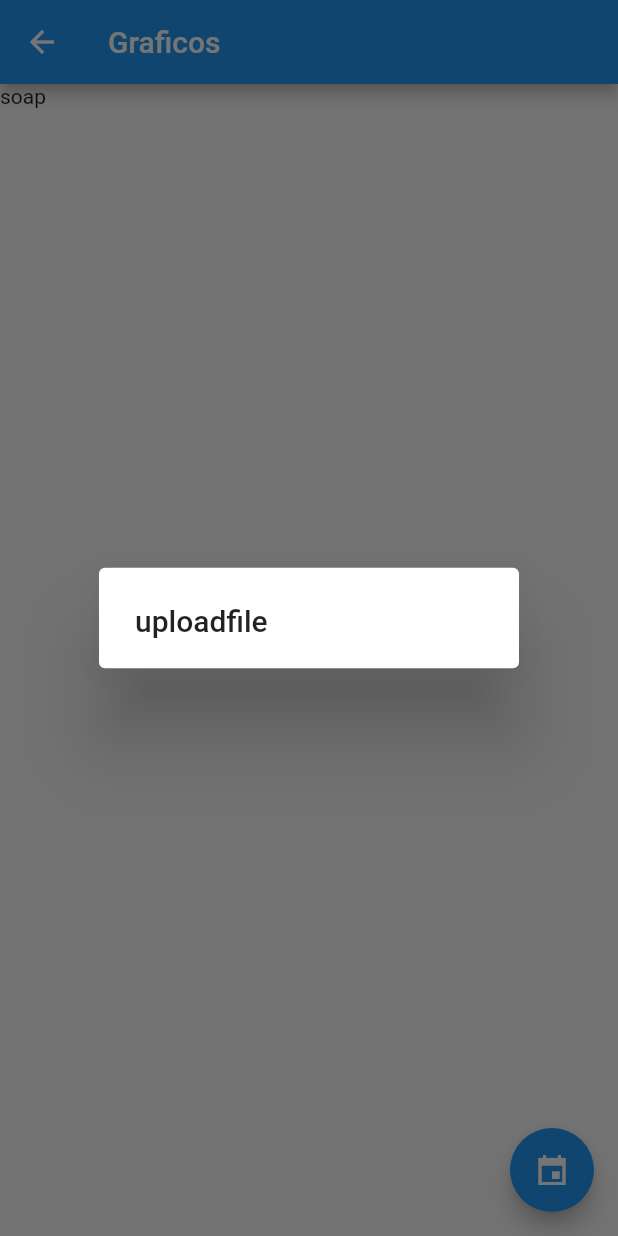
After one commit to AjoloteABC/program_movil_uno, a Flutter app: the MyChart screen opened directly, after a tap on the "event" icon, on a phone screen of 412 x 824 dp. The commit adds this screen. Run offline on Flutter 3.47's test engine with Material 2 defaults, Android fonts, the phone set to English and light mode, and no system bars; our stand-ins replace cloud_firestore, file_picker, firebase_core, flutter_colorpicker, geolocator, image_picker and 2 more; missing offline and left inert: dart:html, flutter_osm_plugin, nfc_manager; accounts and stored records are empty; project files that could hold a hidden picture were left out.

```diff
--- /dev/null
+++ b/lib/my_chart.dart
@@ -0,0 +1,68 @@
+import 'dart:html';
+import 'dart:typed_data';
+
+import 'package:file_picker/file_picker.dart';
+import 'package:flutter/material.dart' ;
+
+class MyChart extends StatefulWidget {
+  const MyChart({Key? key}) : super(key: key);
+
+  @override
+  State<MyChart> createState() => _MyChartState();
+}
+var valores ;
+Future<void> _datos() async {
+  // Lets the user pick one file; files with any file extension can be selected
+  FilePickerResult? result = await FilePicker.platform.pickFiles();
+  //Uint8list? file;
+  String? uploadfile = result?.files.single.path;
+
+  if(result != null) {
+    PlatformFile file = result.files.single;
+    print(uploadfile);
+  } else {
+    // El usuario canceló la selección
+  }
+}
+
+
+
+class _MyChartState extends State<MyChart> {
+  @override
+  initState() {
+    super.initState();
+    _datos();
+  }
+
+  @override
+  Widget build(BuildContext context) {
+    return Scaffold(
+      appBar: AppBar(
+        title: const Text(
+          'Graficos',
+        ),
+      ),
+    floatingActionButton: FloatingActionButton(
+        onPressed: () => _sacarDatos(context),
+        tooltip: "mostrar datos",
+        child: const Icon(Icons.event_sharp),
+      ),
+      body: Text(
+          "soap",
+          //'$uploadfile'
+    ),
+
+    );
+  }
+}
+Future<void> _sacarDatos(BuildContext context) {
+  return showDialog<void>(
+    context: context,
+    builder: (BuildContext context) {
+      return AlertDialog(
+        title: const Text('uploadfile'),
+
+      );
+    },
+  );
+}
--- a/pubspec.yaml
+++ b/pubspec.yaml
@@ -37,6 +37,8 @@ dependencies:
   syncfusion_flutter_calendar: ^21.1.41
   intl: ^0.18.1
   flutter_colorpicker: ^1.0.3
+  nfc_manager: ^3.2.0
+  file_picker: ^5.3.0
 
 
   flutter:
@@ -48,6 +50,7 @@ dependencies:
   cupertino_icons: ^1.0.2
   firebase_core: ^2.10.0
   cloud_firestore: ^4.5.2
+
 
 dev_dependencies:
   flutter_test:
```
Also changed, not shown: lib/main.dart (+8 -3 lines), lib/my_navigation_bar.dart (+12 -0 lines), lib/my_nfc.dart (added, +131 -0 lines), lib/picker_date.dart (+5 -11 lines), lib/firebase_options.dart, pubspec.lock, 4 other files.
